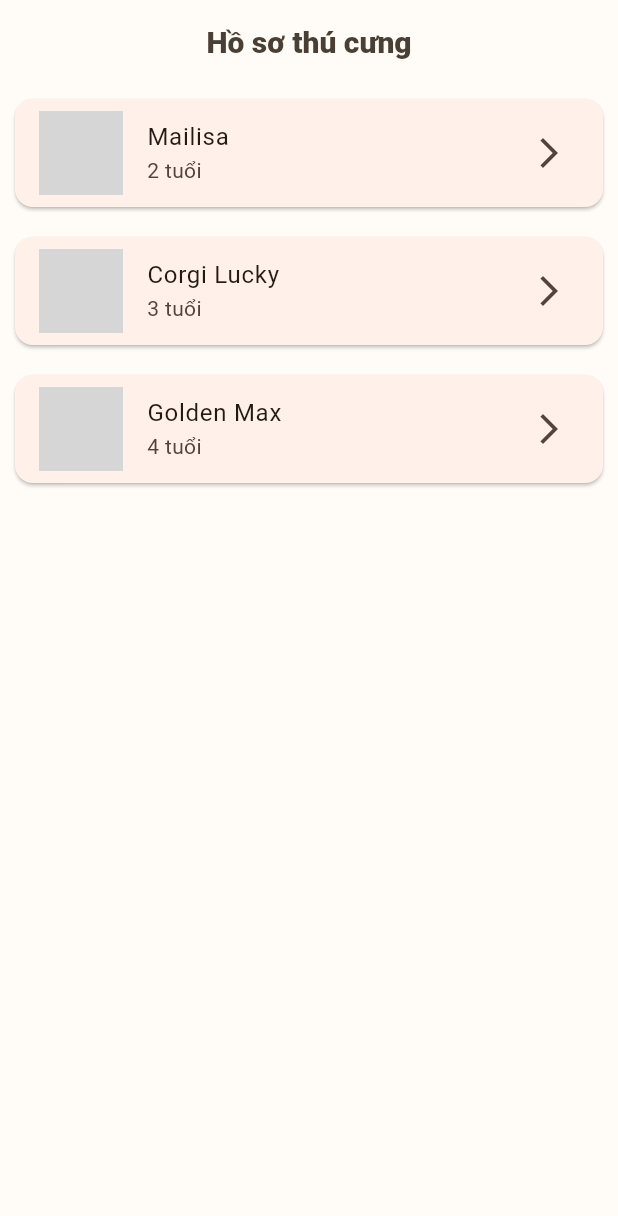
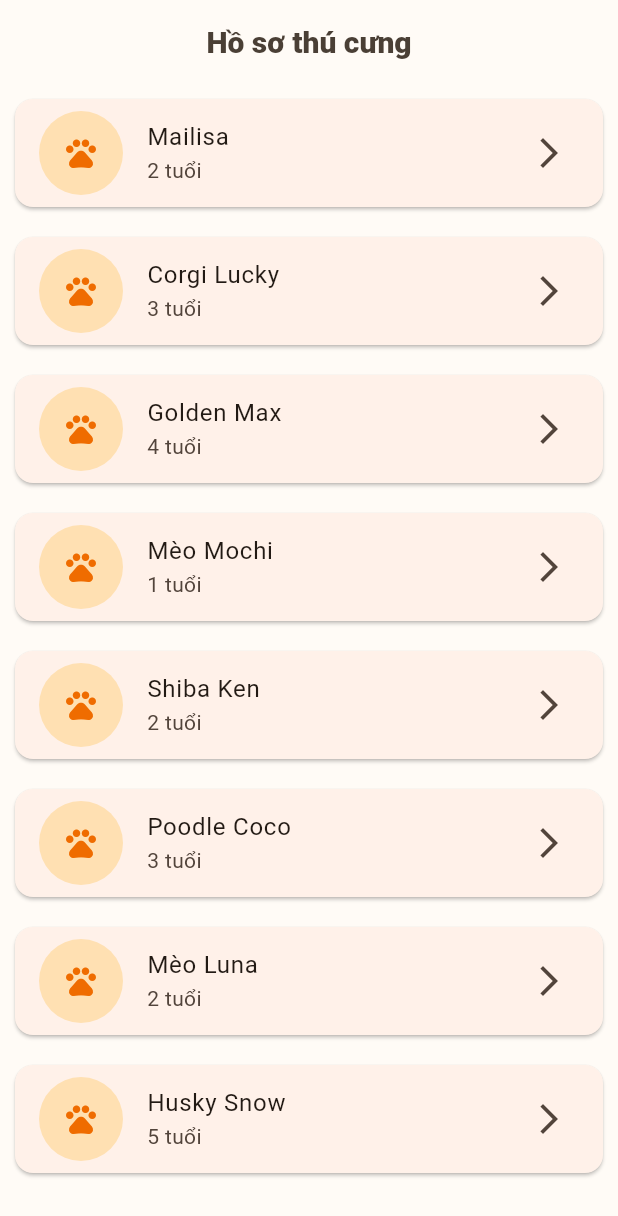
Before and after one commit to Tran-Tuyen-144/Project-Mobile-Sum26, a Flutter app: the PetListScreen screen opened by its route, on a phone screen of 412 x 824 dp. Shown: the top 1216 px of the screen. Run offline on Flutter 3.47's test engine with Material 3 defaults, Android fonts, the light colour scheme and no system bars; our stand-ins replace app_links, firebase_core, go_router, image_picker, share_plus, shared_preferences; accounts and stored records are empty; grey boxes are pictures that could not be loaded.

Commit message:
nội dung commit

```diff
--- a/lib/screens/customer/PetProfile/pet_list_screen.dart
+++ b/lib/screens/customer/PetProfile/pet_list_screen.dart
@@ -20,6 +20,31 @@ class PetListScreen extends StatelessWidget {
       "age": "4 tuổi",
       "image": "assets/images/dog2.jpg",
     },
+    {
+      "name": "Mèo Mochi",
+      "age": "1 tuổi",
+      "image": "assets/images/cat2.jpg",
+    },
+    {
+      "name": "Shiba Ken",
+      "age": "2 tuổi",
+      "image": "assets/images/dog3.jpg",
+    },
+    {
+      "name": "Poodle Coco",
+      "age": "3 tuổi",
+      "image": "assets/images/dog4.jpg",
+    },
+    {
+      "name": "Mèo Luna",
+      "age": "2 tuổi",
+      "image": "assets/images/cat3.jpg",
+    },
+    {
+      "name": "Husky Snow",
+      "age": "5 tuổi",
+      "image": "assets/images/dog5.jpg",
+    },
   ];
 
   @override
@@ -38,7 +63,11 @@ class PetListScreen extends StatelessWidget {
             child: ListTile(
               leading: CircleAvatar(
                 radius: 28,
-                backgroundImage: AssetImage(pet["image"]),
+                backgroundColor: Colors.orange.shade100,
+                child: Icon(
+                  Icons.pets,
+                  color: Colors.orange.shade800,
+                ),
               ),
               title: Text(pet["name"]),
               subtitle: Text(pet["age"]),
```
Also changed, not shown: lib/screens/customer/PetProfile/pet_detail_screen.dart (+14 -5 lines), lib/screens/customer/booking/customer_booking_screen.dart (+24 -4 lines), pubspec.lock.
